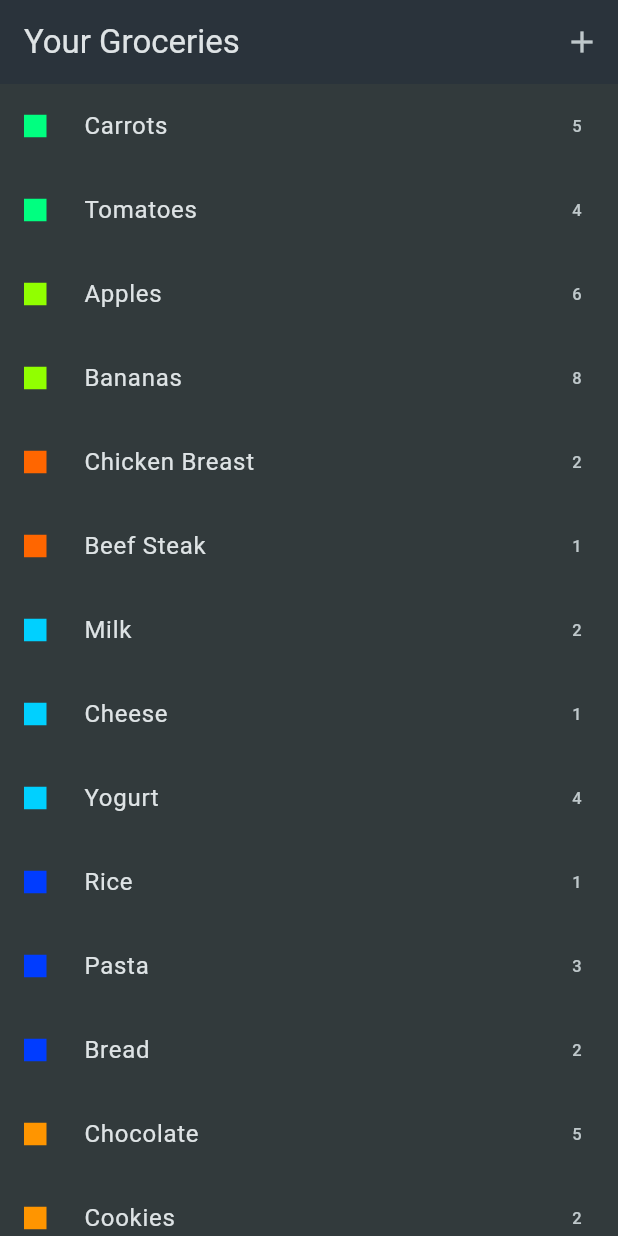
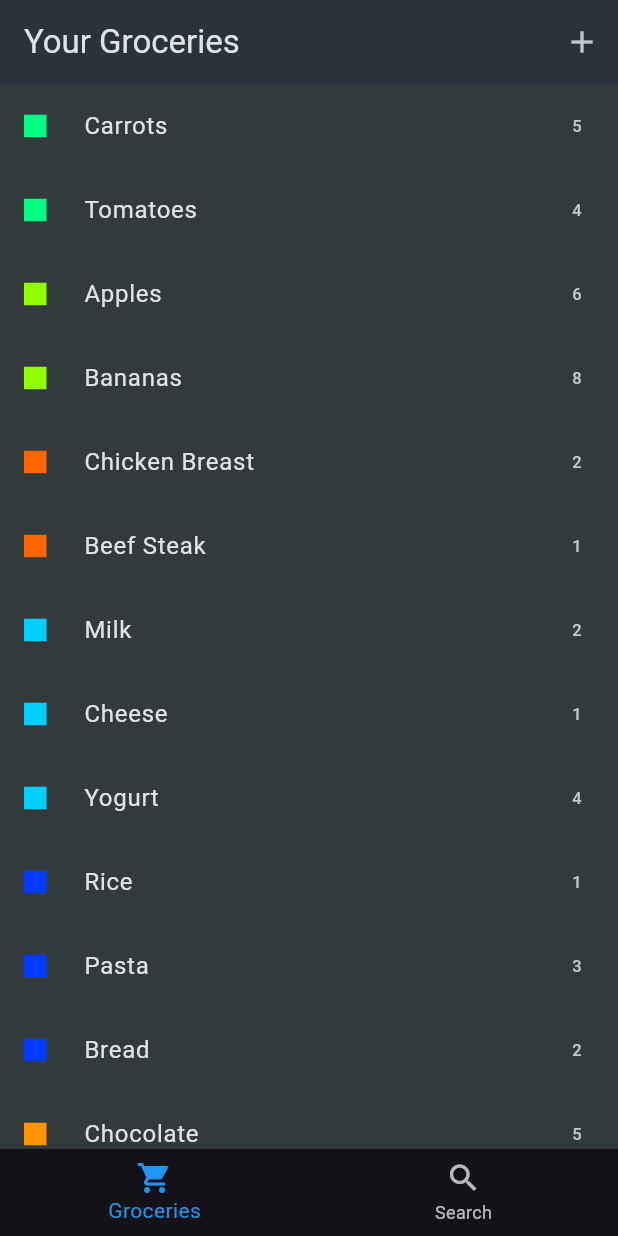
Before and after one commit to Sunhak17/W13-QUIZ, a Flutter app: the screen it shows after launch, on a phone screen of 412 x 824 dp. Run offline on Flutter 3.47's test engine with Material 3 defaults, Android fonts, the phone set to English and light mode, and no system bars.

Commit message:
first commit

```diff
--- a/lib/main.dart
+++ b/lib/main.dart
@@ -1,5 +1,6 @@
 import 'package:flutter/material.dart';
-import 'ui/groceries/grocery_list.dart';
+import 'package:week13_quiz/ui/groceries/grocery_detail.dart';
+import 'ui/groceries/tab/grocery_list.dart';
 
 
 void main() {
@@ -24,7 +25,7 @@ class MyApp extends StatelessWidget {
         ),
         scaffoldBackgroundColor: const Color.fromARGB(255, 50, 58, 60),
       ),
-      home: const GroceryList(),
+      home: const GroceryDetail(groceryId: '1'),
     );
   }
 }
--- /dev/null
+++ b/lib/ui/groceries/grocery_detail.dart
@@ -0,0 +1,51 @@
+import 'package:flutter/material.dart';
+import 'tab/grocery_search.dart';
+import 'tab/grocery_list.dart';
+
+class GroceryDetail extends StatefulWidget {
+  const GroceryDetail({super.key, required this.groceryId});
+
+  final String groceryId;
+
+  @override
+  State<GroceryDetail> createState() => _GroceryDetailState();
+}
+
+
+enum GroceryTab {allGroceries, filterGroceries}
+
+class _GroceryDetailState extends State<GroceryDetail>{
+  GroceryTab _currentTab = GroceryTab.allGroceries;
+
+  @override
+  Widget build(BuildContext context){
+    return Scaffold(
+      body: IndexedStack(
+        index: _currentTab.index,
+        children: [
+          GroceryList(groceryId: widget.groceryId),
+          GrocerySearch(groceryId: widget.groceryId),
+        ],
+      ),
+      bottomNavigationBar: BottomNavigationBar(
+        currentIndex: _currentTab.index,
+        selectedItemColor: Colors.blue,
+        onTap: (index){
+          setState(() {
+            _currentTab = GroceryTab.values[index];
+          });
+        },
+        items: const [
+          BottomNavigationBarItem(
+            icon: Icon(Icons.local_grocery_store),
+            label: 'Groceries',
+          ),
+          BottomNavigationBarItem(
+            icon: Icon(Icons.search),
+            label: 'Search',
+          ),
+        ],
+      ),
+    );
+  }
+}
--- a/lib/ui/groceries/grocery_form.dart
+++ b/lib/ui/groceries/tab/grocery_form.dart
@@ -1,7 +1,7 @@
 import 'package:flutter/material.dart';
 import 'package:uuid/uuid.dart';
 
-import '../../models/grocery.dart';
+import '../../../models/grocery.dart';
 
 Uuid uuid = const Uuid();
 
--- a/lib/ui/groceries/grocery_list.dart
+++ b/lib/ui/groceries/tab/grocery_list.dart
@@ -1,10 +1,12 @@
 import 'package:flutter/material.dart';
-import '../../data/mock_grocery_repository.dart';
-import '../../models/grocery.dart';
+import '../../../data/mock_grocery_repository.dart';
+import '../../../models/grocery.dart';
 import 'grocery_form.dart';
 
 class GroceryList extends StatefulWidget {
-  const GroceryList({super.key});
+  const GroceryList({super.key, required this.groceryId});
+
+  final String groceryId;
 
   @override
   State<GroceryList> createState() => _GroceryListState();
```
Also changed, not shown: lib/ui/groceries/tab/grocery_search.dart (added, +55 -0 lines).
